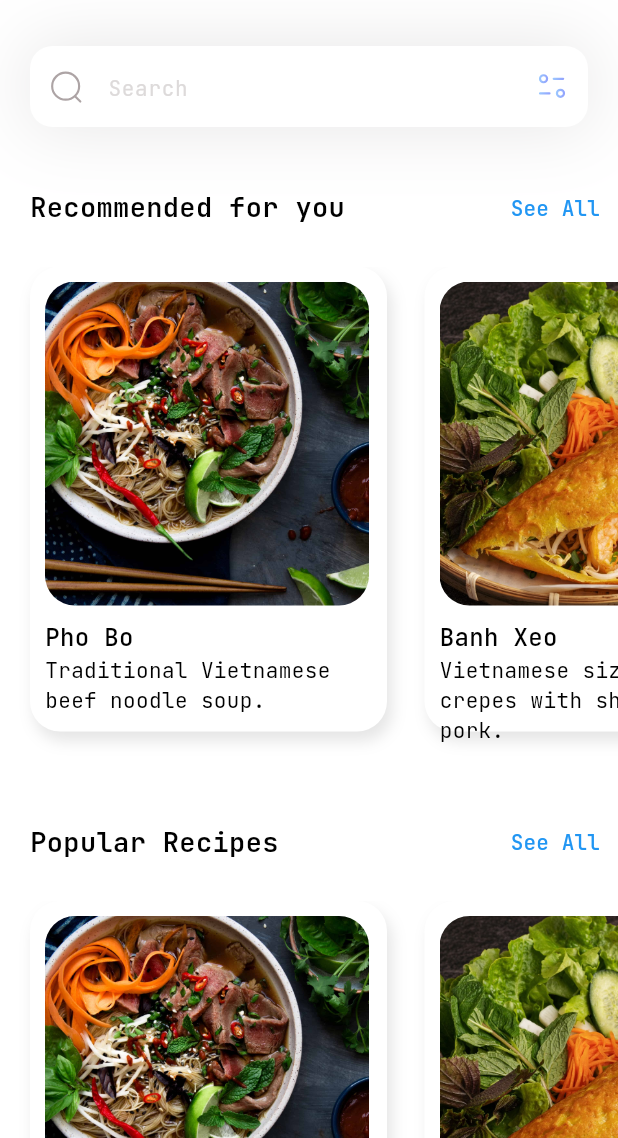
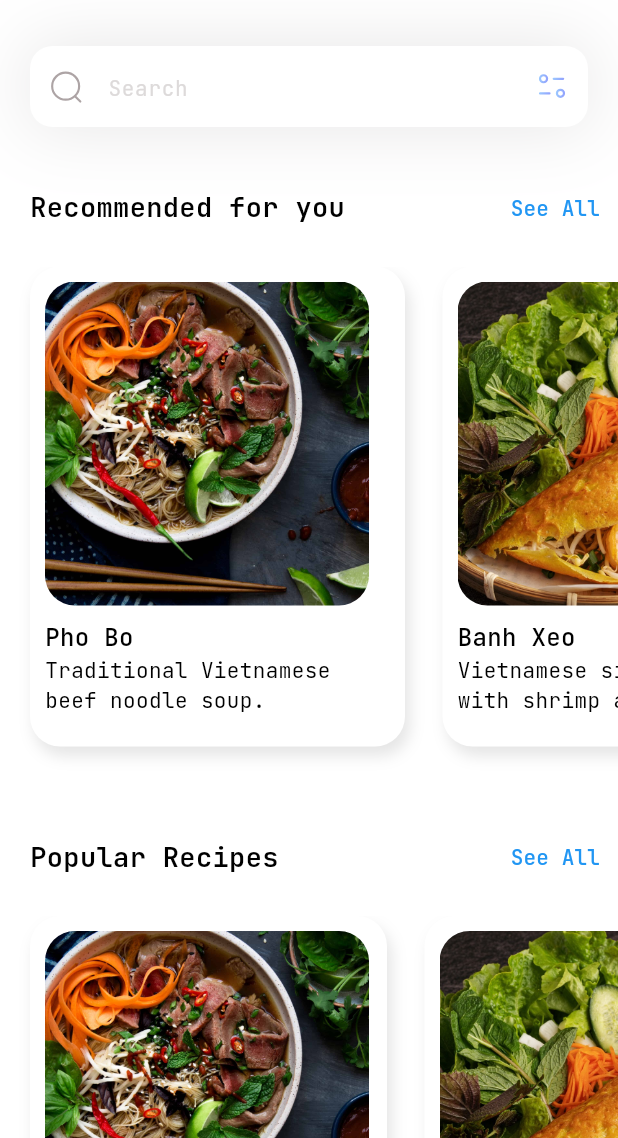
Before and after one commit to Christine-Bui/Dish-Wish, a Flutter app: the screen it shows after launch, on a phone screen of 412 x 824 dp, the part 98-1236 px from its top. Run offline on Flutter 3.47's test engine with Material 3 defaults, Android fonts, the phone set to English and light mode, and no system bars; our stand-ins replace flutter_svg, google_fonts.

Commit message:
slight height changes

```diff
--- a/flutter_application_1/lib/pages/home.dart
+++ b/flutter_application_1/lib/pages/home.dart
@@ -78,11 +78,11 @@ class _HomePage extends State<HomePage> {
           height: 15,
         ),
         Container(
-          height: 330,
+          height: 340,
           child: ListView.separated(
             itemBuilder: (context, index) {
               return Container(
-                width: 238,
+                width: 250,
                 decoration: BoxDecoration(
                   color: Colors.white,
                   borderRadius: BorderRadius.circular(20),
@@ -177,7 +177,7 @@ class _HomePage extends State<HomePage> {
           height: 15,
         ),
         Container(
-          height: 330,
+          height: 350,
           child: ListView.separated(
             itemBuilder: (context, index) {
               return Container(
```
